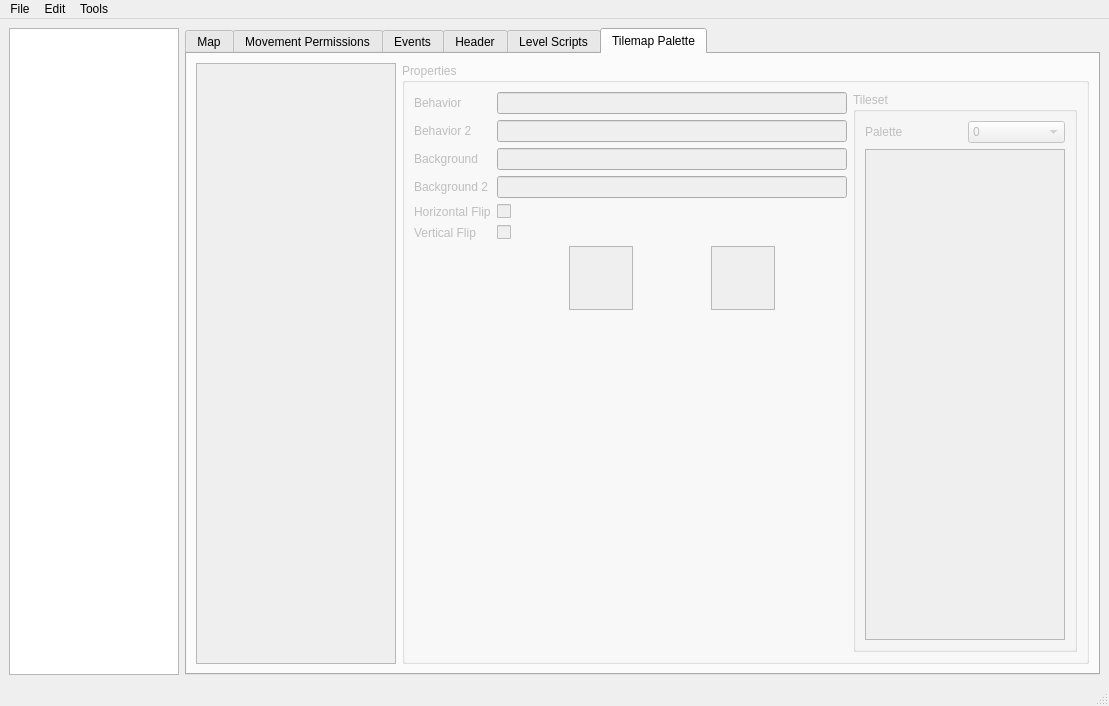
The window that mapped.ui (cosarara/blue-spider) describes before a commit, drawn with Qt 5.
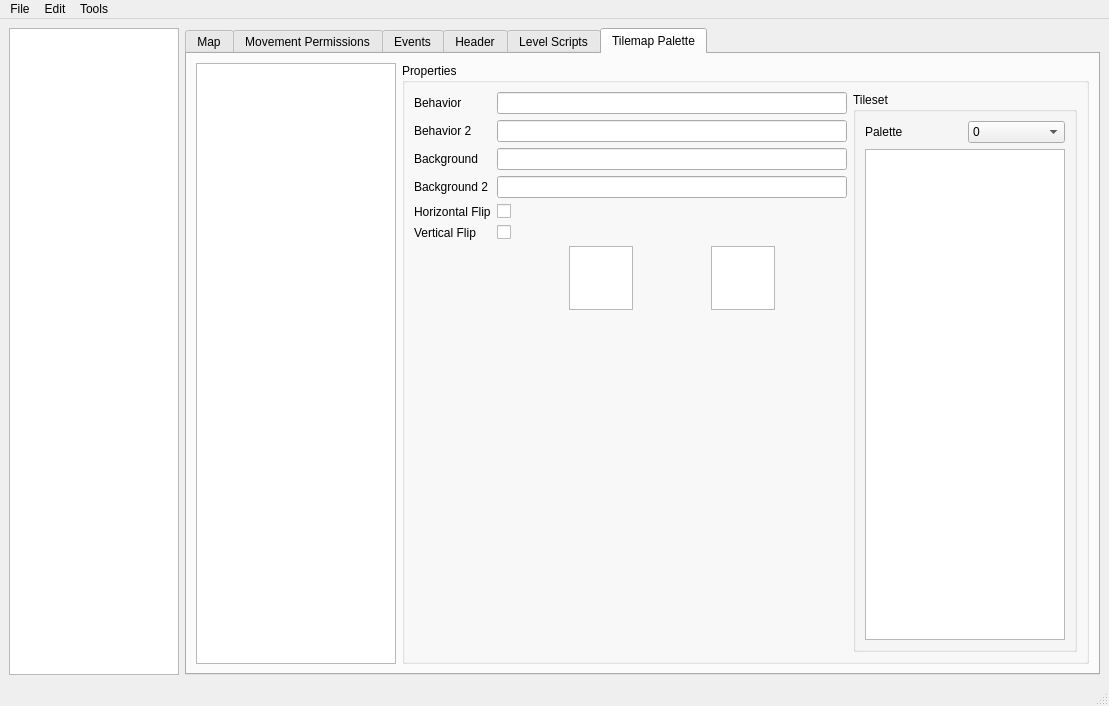
The same window after the commit. The open tabs and pages were chosen to show the change. Icons and pictures are not drawn.

```diff
--- a/mapped.ui
+++ b/mapped.ui
@@ -2136,7 +2136,7 @@
       </widget>
       <widget class="QWidget" name="PalTab">
        <property name="enabled">
-        <bool>false</bool>
+        <bool>true</bool>
        </property>
        <attribute name="title">
         <string>Tilemap Palette</string>
@@ -2144,6 +2144,9 @@
        <layout class="QGridLayout" name="gridLayout_7">
         <item row="0" column="1">
          <widget class="QGroupBox" name="groupBox_3">
+          <property name="enabled">
+           <bool>true</bool>
+          </property>
           <property name="title">
            <string>Properties</string>
           </property>
@@ -2281,6 +2284,9 @@
            </item>
            <item>
             <widget class="QGroupBox" name="groupBox_4">
+             <property name="enabled">
+              <bool>true</bool>
+             </property>
              <property name="title">
               <string>Tileset</string>
              </property>
@@ -2305,6 +2311,9 @@
                 </item>
                 <item>
                  <widget class="QComboBox" name="comboBox">
+                  <property name="enabled">
+                   <bool>true</bool>
+                  </property>
                   <item>
                    <property name="text">
                     <string>0</string>
```
Left out of the diff: 14 changed lines with no effect on the pictures.
